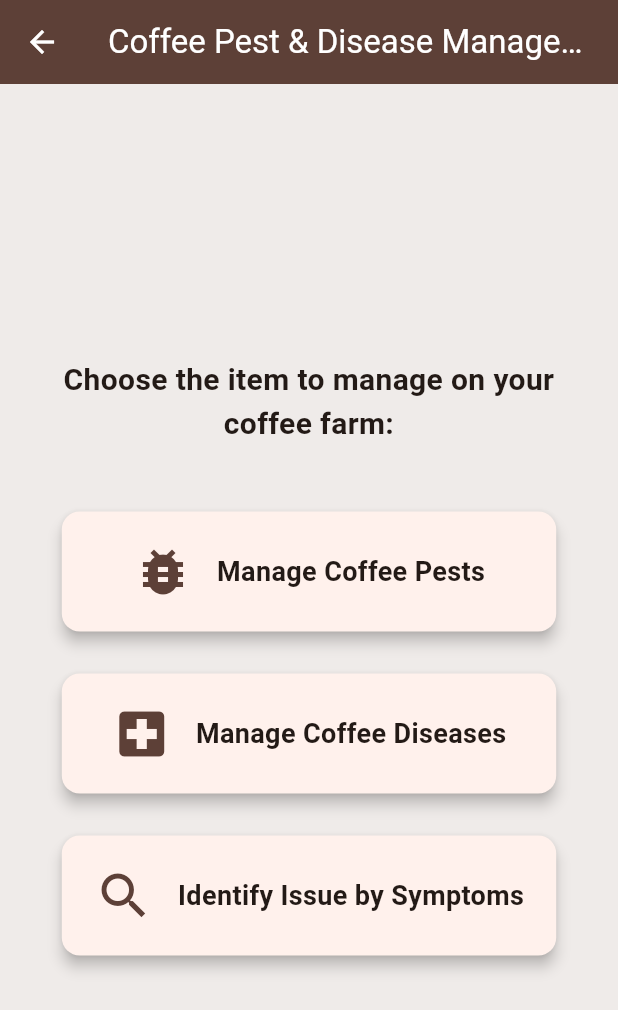
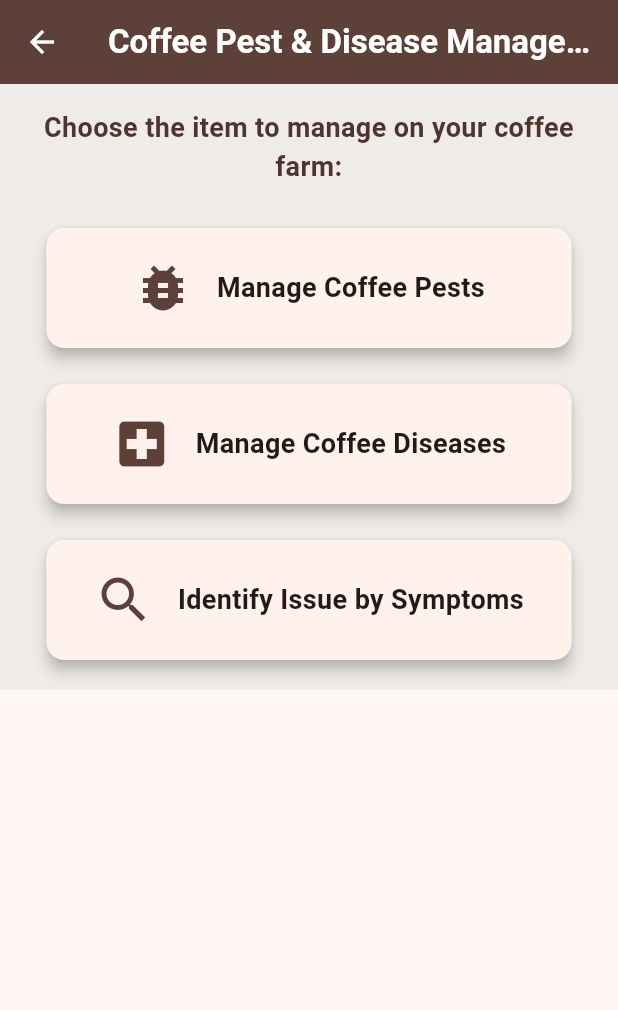
Before and after one commit to Fabrone/CoffeeCore, a Flutter app: the PestDiseaseHomePage screen opened directly, on a phone screen of 412 x 824 dp. Shown: the top 1010 px of the screen. Run offline on Flutter 3.47's test engine with Material 3 defaults, Android fonts, the phone set to English and light mode, and no system bars; our stand-ins replace animated_text_kit, carousel_slider, cloud_firestore, firebase_auth, firebase_core, firebase_storage and 12 more; missing offline and left inert: excel, flutter_pdfview; accounts and stored records are empty.

Commit message:
Updated for aab playstore upload

```diff
--- a/lib/screens/pests_diseases_home.dart
+++ b/lib/screens/pests_diseases_home.dart
@@ -10,29 +10,45 @@ class PestDiseaseHomePage extends StatelessWidget {
 
   @override
   Widget build(BuildContext context) {
-    ScaffoldMessenger.of(context);
-
     return Scaffold(
       appBar: AppBar(
         title: const Text(
           'Coffee Pest & Disease Management',
-          style: TextStyle(color: Colors.white),
+          style: TextStyle(color: Colors.white, fontWeight: FontWeight.bold),
         ),
         backgroundColor: coffeeBrown,
         foregroundColor: Colors.white,
       ),
-      body: Container(
+      body: LayoutBuilder(
+        builder: (context, constraints) {
+          final isMobile = constraints.maxWidth <= 600;
+          final isTablet = constraints.maxWidth > 600 && constraints.maxWidth <= 900;
+          final cardWidth = isMobile
+              ? constraints.maxWidth * 0.85
+              : isTablet
+                  ? constraints.maxWidth * 0.75
+                  : constraints.maxWidth * 0.65;
+          final padding = isMobile ? 16.0 : isTablet ? 24.0 : 32.0;
+          final fontSizeTitle = isMobile ? 18.0 : isTablet ? 20.0 : 22.0;
+
+          return Container(
             color: Colors.brown[50],
-        padding: const EdgeInsets.all(16.0),
+            child: SingleChildScrollView(
+              padding: EdgeInsets.all(padding),
               child: Column(
                 mainAxisAlignment: MainAxisAlignment.center,
+                crossAxisAlignment: CrossAxisAlignment.center,
                 children: [
-            const Text(
+                  Text(
                     'Choose the item to manage on your coffee farm:',
-              style: TextStyle(fontSize: 20, fontWeight: FontWeight.bold),
+                    style: TextStyle(
+                      fontSize: fontSizeTitle,
+                      fontWeight: FontWeight.bold,
+                      color: Colors.brown[800],
+                    ),
                     textAlign: TextAlign.center,
                   ),
-            const SizedBox(height: 40),
+                  SizedBox(height: padding * 1.5),
                   _buildOptionCard(
                     context,
                     'Manage Coffee Pests',
@@ -41,8 +57,9 @@ class PestDiseaseHomePage extends StatelessWidget {
                       context,
                       MaterialPageRoute(builder: (context) => const CoffeePestManagementPage()),
                     ),
+                    cardWidth,
                   ),
-            const SizedBox(height: 20),
+                  SizedBox(height: padding),
                   _buildOptionCard(
                     context,
                     'Manage Coffee Diseases',
@@ -51,8 +68,9 @@ class PestDiseaseHomePage extends StatelessWidget {
                       context,
                       MaterialPageRoute(builder: (context) => const CoffeeDiseaseManagementPage()),
                     ),
+                    cardWidth,
                   ),
-            const SizedBox(height: 20),
+                  SizedBox(height: padding),
                   _buildOptionCard(
                     context,
                     'Identify Issue by Symptoms',
@@ -61,30 +79,46 @@ class PestDiseaseHomePage extends StatelessWidget {
                       context,
                       MaterialPageRoute(builder: (context) => const CoffeeSymptomCheckerPage()),
                     ),
+                    cardWidth,
                   ),
                 ],
               ),
             ),
           );
+        },
+      ),
+    );
   }
 
-  Widget _buildOptionCard(BuildContext context, String title, IconData icon, VoidCallback onTap) {
+  Widget _buildOptionCard(
+    BuildContext context,
+    String title,
+    IconData icon,
+    VoidCallback onTap,
+    double cardWidth,
+  ) {
     return GestureDetector(
       onTap: onTap,
       child: Card(
         elevation: 4,
         shape: RoundedRectangleBorder(borderRadius: BorderRadius.circular(12)),
         child: Container(
+          constraints: BoxConstraints(
+            maxWidth: cardWidth,
+            minWidth: 200, // Minimum width to prevent cards from becoming too narrow
+          ),
           padding: const EdgeInsets.all(20),
-          width: MediaQuery.of(context).size.width * 0.8,
           child: Row(
             mainAxisAlignment: MainAxisAlignment.center,
             children: [
-              Icon(icon, size: 40, color: coffeeBrown), // Updated color
+              Icon(icon, size: 40, color: coffeeBrown),
               const SizedBox(width: 16),
-              Text(
+              Flexible(
+                child: Text(
                   title,
                   style: const TextStyle(fontSize: 18, fontWeight: FontWeight.bold),
+                  textAlign: TextAlign.center,
+                ),
               ),
             ],
           ),
```
Also changed, not shown: assets/coffee_registration_background.jpg (added), assets/images/coffee-plant.png (added), assets/images/coffee_farming_tips.jpg (added), assets/images/coffee_field_data.jpg (added), assets/images/coffee_funds_management.jpg (added), assets/images/coffee_manuals.jpg (added), assets/images/coffee_pestdisease_management.jpg (added), assets/images/coffee_soil.jpg (added), assets/images/coffee_weather.jpg (added), pubspec.lock, 6 other files. Lines whose indentation alone changed are shown as unchanged.
